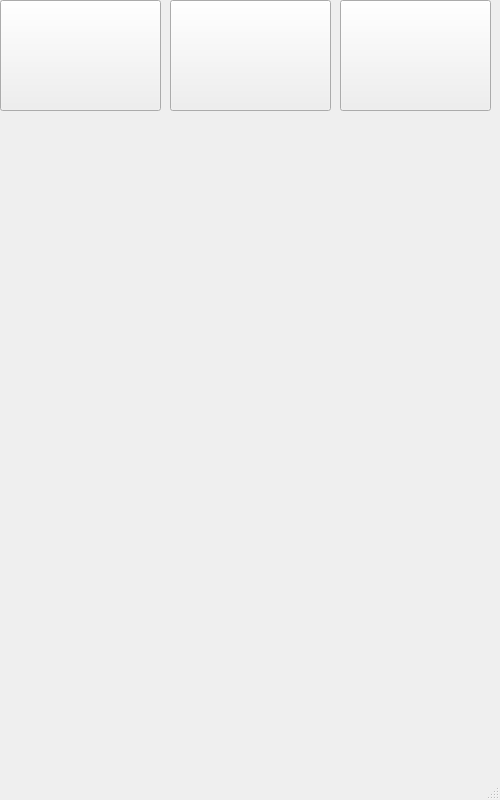
Above: Files/Interface.ui from leshy2057/3.14-Click before the change. Below: the same form after it.
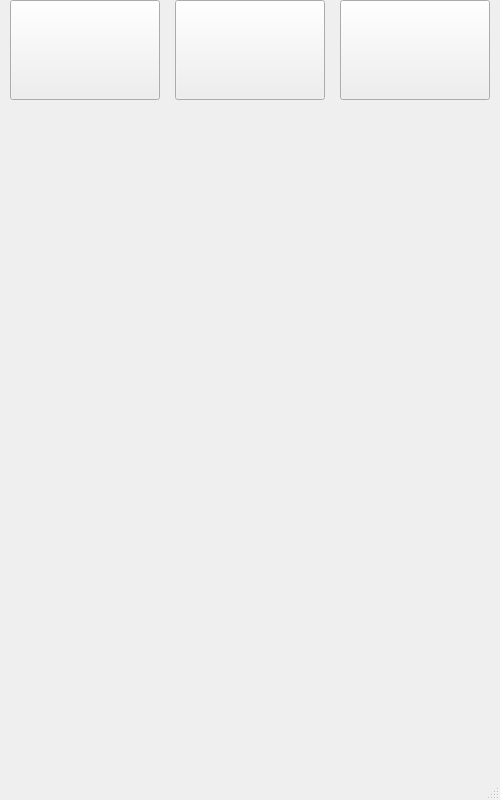
That is the form after the change. Icons and pictures are not drawn.

What changed in the file:
```diff
--- a/Files/Interface.ui
+++ b/Files/Interface.ui
@@ -10,21 +10,6 @@
     <height>800</height>
    </rect>
   </property>
-  <property name="minimumSize">
-   <size>
-    <width>500</width>
-    <height>800</height>
-   </size>
-  </property>
-  <property name="maximumSize">
-   <size>
-    <width>500</width>
-    <height>800</height>
-   </size>
-  </property>
-  <property name="cursor">
-   <cursorShape>ArrowCursor</cursorShape>
-  </property>
   <property name="windowTitle">
    <string>3.14'Click</string>
   </property>
@@ -32,61 +17,49 @@
    <string notr="true">background-image: url(:/Image/3.14Click.jpg);</string>
   </property>
   <widget class="QWidget" name="centralwidget">
-   <widget class="QPushButton" name="language_button">
-    <property name="geometry">
-     <rect>
-      <x>0</x>
-      <y>0</y>
-      <width>161</width>
-      <height>111</height>
-     </rect>
-    </property>
-    <property name="minimumSize">
-     <size>
-      <width>150</width>
-      <height>100</height>
-     </size>
-    </property>
-    <property name="maximumSize">
-     <size>
-      <width>1500</width>
-      <height>1000</height>
-     </size>
-    </property>
-    <property name="styleSheet">
-     <string notr="true">background-image: url(:/Image/Language.jpg);</string>
-    </property>
-    <property name="text">
-     <string/>
-    </property>
-   </widget>
-   <widget class="QPushButton" name="leptop_button">
-    <property name="geometry">
-     <rect>
-      <x>170</x>
-      <y>0</y>
-      <width>161</width>
-      <height>111</height>
-     </rect>
-    </property>
-    <property name="styleSheet">
-     <string notr="true">background-image: url(:/Image/Leptops.jpg);</string>
-    </property>
-    <property name="text">
-     <string/>
-    </property>
-   </widget>
    <widget class="QPushButton" name="soft_button">
     <property name="geometry">
      <rect>
+      <x>10</x>
+      <y>0</y>
+      <width>150</width>
+      <height>100</height>
+     </rect>
+    </property>
+    <property name="styleSheet">
+     <string notr="true">background-image: url(:/buttons/Programms.jpg);</string>
+    </property>
+    <property name="text">
+     <string/>
+    </property>
+   </widget>
+   <widget class="QPushButton" name="language_button">
+    <property name="geometry">
+     <rect>
+      <x>175</x>
+      <y>0</y>
+      <width>150</width>
+      <height>100</height>
+     </rect>
+    </property>
+    <property name="styleSheet">
+     <string notr="true">background-image: url(:/buttons/Language.jpg);</string>
+    </property>
+    <property name="text">
+     <string/>
+    </property>
+   </widget>
+   <widget class="QPushButton" name="pc_button">
+    <property name="geometry">
+     <rect>
       <x>340</x>
       <y>0</y>
-      <width>151</width>
-      <height>111</height>
+      <width>150</width>
+      <height>100</height>
      </rect>
     </property>
     <property name="styleSheet">
-     <string notr="true">background-image: url(:/Image/Programms.jpg);</string>
+     <string notr="true">background-image: url(:/buttons/Leptops.jpg);</string>
     </property>
     <property name="text">
      <string/>
```
Left out of the diff: 40 changed lines with no effect on the pictures.
